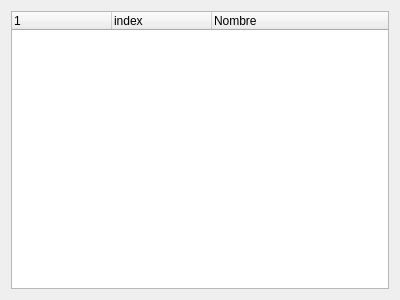
The window that ui/markets.ui (soker90/betcon) describes before a commit, drawn with Qt 5.
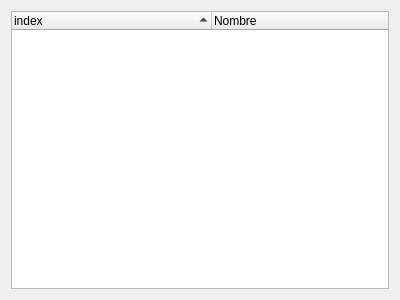
The same window after the commit.

```diff
--- a/ui/markets.ui
+++ b/ui/markets.ui
@@ -16,11 +16,15 @@
   <layout class="QVBoxLayout" name="verticalLayout">
    <item>
     <widget class="QTreeWidget" name="treeMain">
-     <column>
-      <property name="text">
-       <string notr="true"/>
-      </property>
-     </column>
+     <property name="sortingEnabled">
+      <bool>true</bool>
+     </property>
+     <attribute name="headerDefaultSectionSize">
+      <number>200</number>
+     </attribute>
+     <attribute name="headerShowSortIndicator" stdset="0">
+      <bool>true</bool>
+     </attribute>
      <column>
       <property name="text">
        <string>index</string>
```
